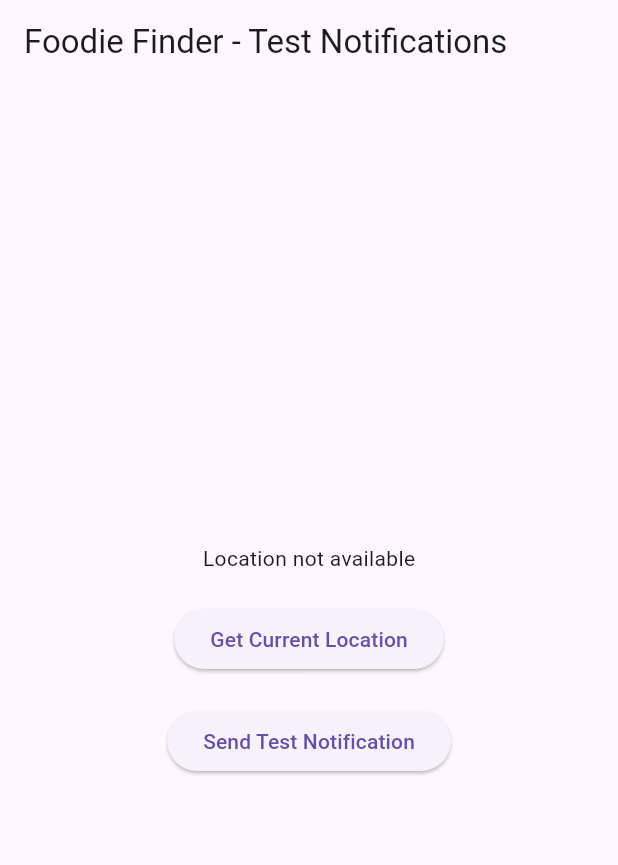
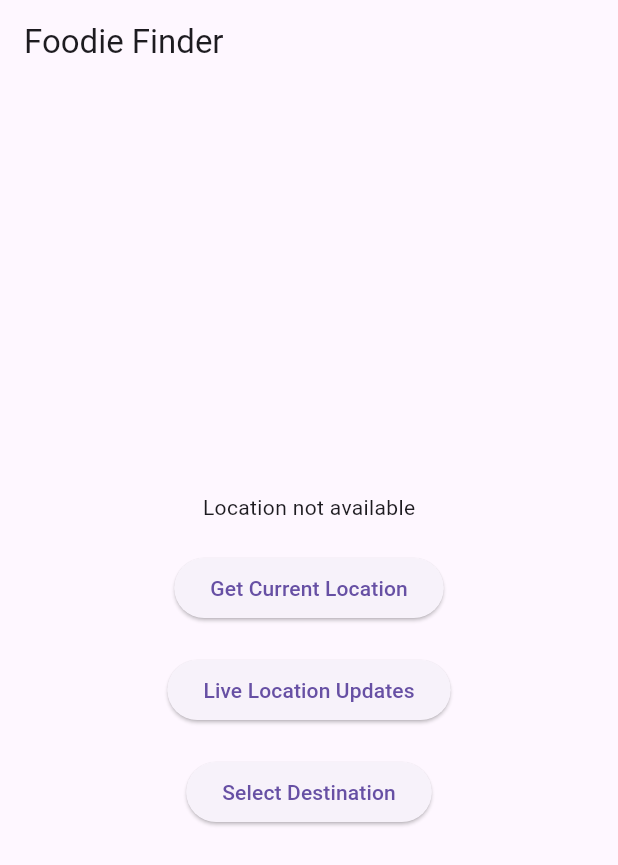
Before and after one commit to lazytitan1234/CPD_SWD6.2B, a Flutter app: the screen it shows after launch, on a phone screen of 412 x 824 dp. Shown: the top 865 px of the screen. Run offline on Flutter 3.47's test engine with Material 3 defaults, Android fonts, the phone set to English and light mode, and no system bars; our stand-ins replace firebase_database, flutter_local_notifications, geolocator, timezone; accounts and stored records are empty.

Commit message:
Updated the main_screen so that it shows the selected destinations distance and stream location. as well as added the select destination screen

```diff
--- a/lib/views/main_screen.dart
+++ b/lib/views/main_screen.dart
@@ -1,7 +1,8 @@
 import 'package:flutter/material.dart';
 import 'package:geolocator/geolocator.dart';
+import 'package:foodfinder/views/stream_location_screen.dart';
+import 'package:foodfinder/views/select_destination_screen.dart';
 import 'package:foodfinder/services/geolocation_service.dart';
-import 'package:foodfinder/services/notification_service.dart';
 
 class MainScreen extends StatefulWidget {
   const MainScreen({super.key});
@@ -13,15 +14,8 @@ class MainScreen extends StatefulWidget {
 class _MainScreenState extends State<MainScreen> {
   String locationMessage = "Location not available";
   final GeolocationService _geoService = GeolocationService();
-  final NotificationService _notificationService = NotificationService();
 
-  @override
-  void initState() {
-    super.initState();
-    _notificationService.init();
-  }
-
-  // Fetch the current location and update the state.
+  // Get current location and update state.
   Future<void> getLocation() async {
     try {
       Position position = await _geoService.getCurrentPosition();
@@ -35,17 +29,30 @@ class _MainScreenState extends State<MainScreen> {
     }
   }
 
-  // Trigger a test local notification.
-  Future<void> sendTestNotification() async {
-    await _notificationService.scheduleNotification("Test Notification", "This is a test notification.", 5);
+  void _gotoStreamLocation() {
+    Navigator.push(
+      context,
+      MaterialPageRoute(builder: (context) => const StreamLocationScreen()),
+    );
   }
+
+  void _gotoSelectDestination() {
+    Navigator.push(
+      context,
+      MaterialPageRoute(builder: (context) => const SelectDestinationScreen()),
+    );
+  }
+
 
   @override
   Widget build(BuildContext context) {
+    // Responsive layout using LayoutBuilder.
+    return LayoutBuilder(
+      builder: (context, constraints) {
+        if (constraints.maxWidth < 600) {
+          // Small screen: Column layout.
           return Scaffold(
-      appBar: AppBar(
-        title: const Text("Foodie Finder - Test Notifications"),
-      ),
+            appBar: AppBar(title: const Text('Foodie Finder')),
             body: Center(
               child: Column(
                 mainAxisAlignment: MainAxisAlignment.center,
@@ -54,16 +61,92 @@ class _MainScreenState extends State<MainScreen> {
                   const SizedBox(height: 20),
                   ElevatedButton(
                     onPressed: getLocation,
-              child: const Text("Get Current Location"),
+                    child: const Text('Get Current Location'),
                   ),
                   const SizedBox(height: 20),
                   ElevatedButton(
-              onPressed: sendTestNotification,
-              child: const Text("Send Test Notification"),
+                    onPressed: _gotoStreamLocation,
+                    child: const Text('Live Location Updates'),
+                  ),
+                  const SizedBox(height: 20),
+                  ElevatedButton(
+                    onPressed: _gotoSelectDestination,
+                    child: const Text('Select Destination'),
+                  ),
+                ],
+              ),
+            ),
+          );
+        } else if (constraints.maxWidth < 1200) {
+          // Medium screen: Row layout.
+          return Scaffold(
+            appBar: AppBar(title: const Text('Foodie Finder')),
+            body: Center(
+              child: Row(
+                mainAxisAlignment: MainAxisAlignment.spaceEvenly,
+                children: [
+                  Column(
+                    mainAxisAlignment: MainAxisAlignment.center,
+                    children: [
+                      Text(locationMessage),
+                      const SizedBox(height: 20),
+                      ElevatedButton(
+                        onPressed: getLocation,
+                        child: const Text('Get Current Location'),
+                      ),
+                    ],
+                  ),
+                  Column(
+                    mainAxisAlignment: MainAxisAlignment.center,
+                    children: [
+                      ElevatedButton(
+                        onPressed: _gotoStreamLocation,
+                        child: const Text('Live Location Updates'),
+                      ),
+                      const SizedBox(height: 20),
+                      ElevatedButton(
+                        onPressed: _gotoSelectDestination,
+                        child: const Text('Select Destination'),
+                      ),
+                    ],
+                  ),
+                ],
+              ),
+            ),
+          );
+        } else {
+          // Large screen: Grid layout.
+          return Scaffold(
+            appBar: AppBar(title: const Text('Foodie Finder')),
+            body: Center(
+              child: GridView.count(
+                crossAxisCount: 2,
+                padding: const EdgeInsets.all(20),
+                crossAxisSpacing: 20,
+                mainAxisSpacing: 20,
+                children: [
+                  Container(
+                    color: Colors.orange[50],
+                    child: Center(child: Text(locationMessage)),
+                  ),
+                  ElevatedButton(
+                    onPressed: getLocation,
+                    child: const Text('Get Current Location'),
+                  ),
+                  ElevatedButton(
+                    onPressed: _gotoStreamLocation,
+                    child: const Text('Live Location Updates'),
+                  ),
+                  ElevatedButton(
+                    onPressed: _gotoSelectDestination,
+                    child: const Text('Select Destination'),
                   ),
                 ],
               ),
             ),
           );
         }
+      },
+    );
   }
+}
```
Also changed, not shown: lib/views/select_destination_screen.dart (added, +80 -0 lines), 4 other files. Lines whose indentation alone changed are shown as unchanged.
